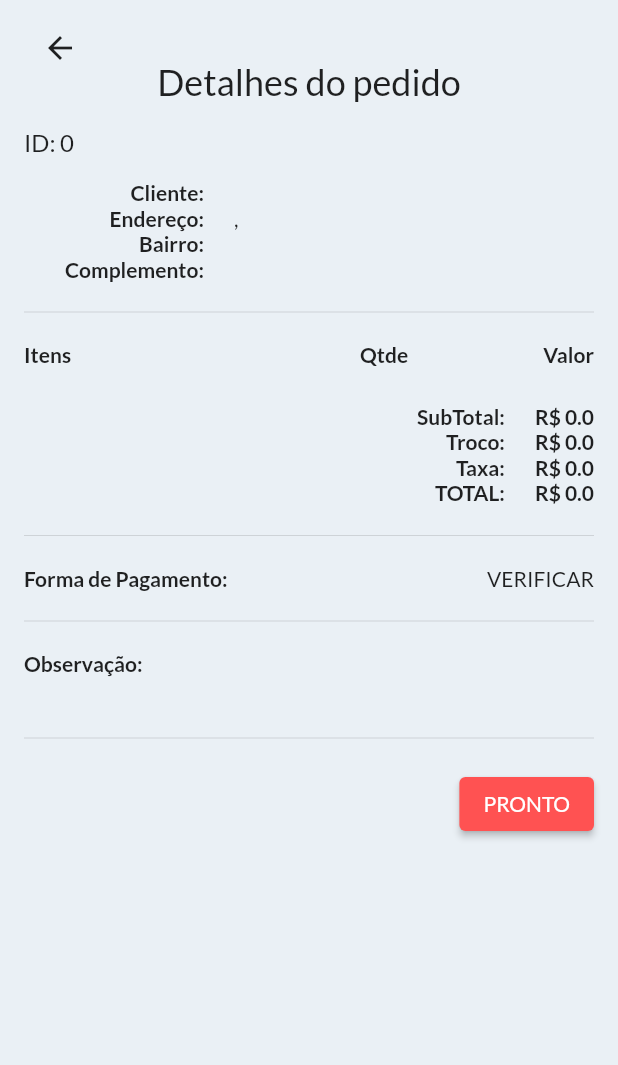
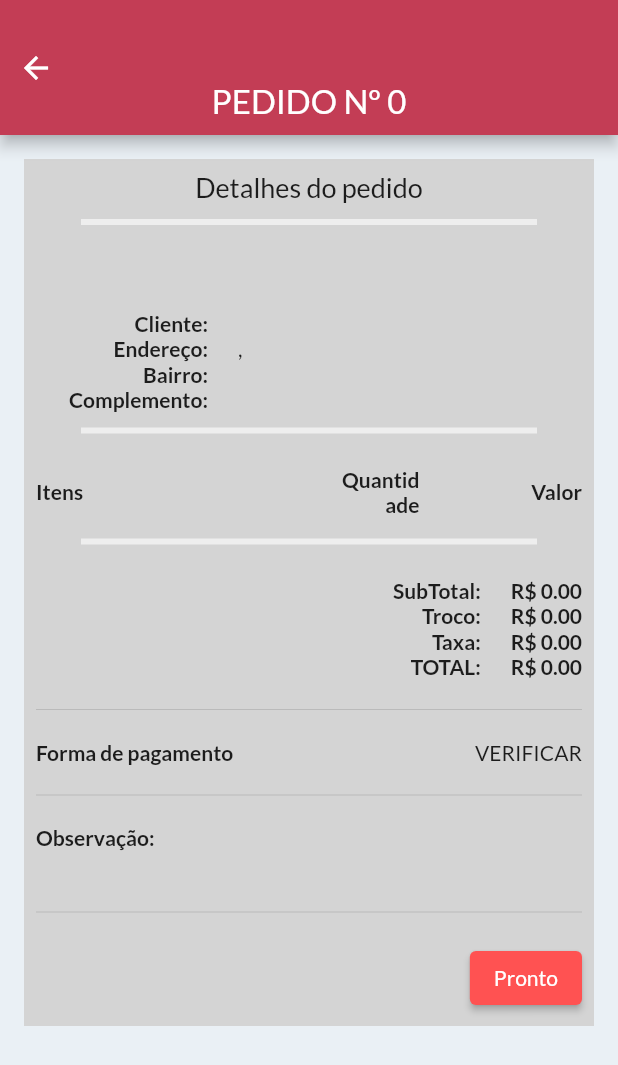
Before and after one commit to abnerdsilva/express-delivery, a Flutter app: the OrderDetailsPage screen opened directly with empty values, on a phone screen of 412 x 824 dp. Shown: the top 1065 px of the screen. Run offline on Flutter 3.47's test engine with Material 2 defaults, Android fonts, the phone set to English and light mode, and no system bars; our stand-ins replace get, google_fonts, shared_preferences; accounts and stored records are empty; network calls fail.

Commit message:
add internacionalização do app em pt e en

```diff
--- a/lib/config/routes.dart
+++ b/lib/config/routes.dart
@@ -20,7 +20,7 @@ class RoutesConfig {
     ),
     GetPage(
       name: HomePage.route,
-      page: () => HomePage(),
+      page: () => const HomePage(),
       binding: HomeBinding(),
     ),
     GetPage(
--- /dev/null
+++ b/lib/l10n/intl_pt.arb
@@ -0,0 +1,31 @@
+{
+    "@@locale": "pt",
+    "title": "ExpressDelivery",
+    "statusOpened": "Aberto",
+    "statusClosed": "Fechado",
+    "message": "Mensagem",
+    "username": "Usuário",
+    "password": "Senha",
+    "noOrders": "Nenhum pedido lançado",
+    "forgotPassword": "esqueceu a senha?",
+    "orderInProgress": "PREPARANDO PEDIDO",
+    "orderConcluded": "PEDIDO FINALIZADO",
+    "orderCancelled": "PEDIDO CANCELADO",
+    "orderWaiting": "AGUARDANDO CONFIRMAÇÃO",
+    "order": "PEDIDO",
+    "orderID": "Nº",
+    "orderDetails": "Detalhes do pedido",
+    "clientName": "Cliente",
+    "clientAddress": "Endereço",
+    "clientNeighborhood": "Bairro",
+    "clientComplement": "Complemento",
+    "items": "Itens",
+    "quantity": "Quantidade",
+    "price": "Valor",
+    "priceCode": "R$",
+    "priceExchange": "1.0",
+    "paymentForm": "Forma de pagamento",
+    "observation": "Observação",
+    "ready": "Pronto",
+    "login": "Entrar"
+}
--- a/lib/pages/order_details/order_details_page.dart
+++ b/lib/pages/order_details/order_details_page.dart
@@ -1,3 +1,5 @@
+import 'package:express_delivery/config/theme_config.dart';
+import 'package:express_delivery/generated/l10n.dart';
 import 'package:express_delivery/pages/order_details/order_details_controller.dart';
 import 'package:flutter/material.dart';
 import 'package:get/get.dart';
@@ -10,33 +12,60 @@ class OrderDetailsPage extends GetView<OrderDetailsController> {
   @override
   Widget build(BuildContext context) {
     return Scaffold(
-      body: SafeArea(
+      appBar: AppBar(
+        automaticallyImplyLeading: false,
+        flexibleSpace: SizedBox(
+          height: double.infinity,
+          child: Stack(
+            alignment: Alignment.bottomCenter,
+            children: [
+              const Align(
+                alignment: Alignment.centerLeft,
+                child: BackButton(color: Colors.white),
+              ),
+              Padding(
+                padding: const EdgeInsets.only(bottom: 10),
+                child: Obx(
+                  () => Text(
+                    '${S().order} ${S().orderID} ${controller.order.value.codPedido}',
+                    style: const TextStyle(
+                      fontSize: 22,
+                      color: ThemeConfig.kTextThirdColor,
+                    ),
+                  ),
+                ),
+              ),
+            ],
+          ),
+        ),
+        toolbarHeight: 90,
+      ),
+      body: SingleChildScrollView(
+        child: SafeArea(
           child: Container(
-          margin: const EdgeInsets.symmetric(horizontal: 16, vertical: 8),
-          child: Stack(
-            children: [
-              const BackButton(),
-              Obx(
+            color: ThemeConfig.kThirdSecondaryColor,
+            margin: const EdgeInsets.symmetric(horizontal: 16, vertical: 16),
+            padding: const EdgeInsets.all(8.0),
+            child: Obx(
               () => Column(
                 children: [
-                    const SizedBox(height: 32),
-                    Stack(
-                      children: const [],
+                  Center(
+                    child: Text(
+                      S().orderDetails,
+                      style: const TextStyle(fontSize: 18),
                     ),
-                    const Center(
-                      child: Text(
-                        'Detalhes do pedido',
-                        style: TextStyle(fontSize: 24),
                   ),
+                  const SizedBox(height: 4),
+                  const Divider(
+                    color: Colors.white60,
+                    thickness: 4,
+                    indent: 30,
+                    endIndent: 30,
                   ),
                   const SizedBox(height: 16),
                   Row(
                     mainAxisAlignment: MainAxisAlignment.spaceBetween,
                     children: [
-                        Text(
-                          'ID: ${controller.order.value.codPedido}',
-                          style: const TextStyle(fontSize: 16),
-                        ),
                       Text(
                         controller.order.value.dataPedido.toString(),
                         style: const TextStyle(fontSize: 16),
@@ -54,9 +83,9 @@ class OrderDetailsPage extends GetView<OrderDetailsController> {
                         flex: 2,
                         child: Container(
                           alignment: Alignment.centerRight,
-                            child: const Text(
-                              'Cliente:',
-                              style: TextStyle(
+                          child: Text(
+                            '${S().clientName}:',
+                            style: const TextStyle(
                               fontWeight: FontWeight.bold,
                             ),
                           ),
@@ -75,9 +104,9 @@ class OrderDetailsPage extends GetView<OrderDetailsController> {
                         flex: 2,
                         child: Container(
                           alignment: Alignment.centerRight,
-                            child: const Text(
-                              'Endereço:',
-                              style: TextStyle(
+                          child: Text(
+                            '${S().clientAddress}:',
+                            style: const TextStyle(
                               fontWeight: FontWeight.bold,
                             ),
                           ),
@@ -86,7 +115,8 @@ class OrderDetailsPage extends GetView<OrderDetailsController> {
                       const SizedBox(width: 20),
                       Expanded(
                         flex: 4,
-                          child: Text('${controller.order.value.client?.address ?? ''}, ${controller.order.value.client?.addressNumber ?? ''}'),
+                        child: Text(
+                            '${controller.order.value.client?.address ?? ''}, ${controller.order.value.client?.addressNumber ?? ''}'),
                       ),
                     ],
                   ),
@@ -96,9 +126,9 @@ class OrderDetailsPage extends GetView<OrderDetailsController> {
                         flex: 2,
                         child: Container(
                           alignment: Alignment.centerRight,
-                            child: const Text(
-                              'Bairro:',
-                              style: TextStyle(
+                          child: Text(
+                            '${S().clientNeighborhood}:',
+                            style: const TextStyle(
                               fontWeight: FontWeight.bold,
                             ),
                           ),
@@ -107,7 +137,8 @@ class OrderDetailsPage extends GetView<OrderDetailsController> {
                       const SizedBox(width: 20),
                       Expanded(
                         flex: 4,
-                          child: Text(controller.order.value.client?.neighborhood ?? ''),
+                        child: Text(
+                            controller.order.value.client?.neighborhood ?? ''),
                       ),
                     ],
                   ),
@@ -117,9 +148,9 @@ class OrderDetailsPage extends GetView<OrderDetailsController> {
                         flex: 2,
                         child: Container(
                           alignment: Alignment.centerRight,
-                            child: const Text(
-                              'Complemento:',
-                              style: TextStyle(
+                          child: Text(
+                            '${S().clientComplement}:',
+                            style: const TextStyle(
                               fontWeight: FontWeight.bold,
                             ),
                           ),
@@ -128,30 +159,37 @@ class OrderDetailsPage extends GetView<OrderDetailsController> {
                       const SizedBox(width: 20),
                       Expanded(
                         flex: 4,
-                          child: Text(controller.order.value.client?.complement ?? ''),
+                        child: Text(
+                            controller.order.value.client?.complement ?? ''),
                       ),
                     ],
                   ),
-                    const SizedBox(height: 12),
-                    const Divider(),
-                    const SizedBox(height: 12),
+                  const SizedBox(height: 4),
+                  const Divider(
+                    color: Colors.white60,
+                    thickness: 4,
+                    indent: 30,
+                    endIndent: 30,
+                  ),
+                  const SizedBox(height: 16),
                   Row(
                     children: [
-                        const Expanded(
+                      Expanded(
                         flex: 6,
                         child: Text(
-                            'Itens',
-                            style: TextStyle(
+                          S().items,
+                          style: const TextStyle(
                             fontWeight: FontWeight.bold,
                           ),
                         ),
                       ),
                       const SizedBox(width: 20),
-                        const Expanded(
-                          flex: 1,
+                      Expanded(
+                        flex: 2,
                         child: Text(
-                            'Qtde',
-                            style: TextStyle(
+                          S().quantity,
+                          textAlign: TextAlign.end,
+                          style: const TextStyle(
                             fontWeight: FontWeight.bold,
                           ),
                         ),
@@ -161,9 +199,9 @@ class OrderDetailsPage extends GetView<OrderDetailsController> {
                         flex: 3,
                         child: Container(
                           alignment: Alignment.centerRight,
-                            child: const Text(
-                              'Valor',
-                              style: TextStyle(
+                          child: Text(
+                            S().price,
+                            style: const TextStyle(
                               fontWeight: FontWeight.bold,
                             ),
                           ),
@@ -178,6 +216,7 @@ class OrderDetailsPage extends GetView<OrderDetailsController> {
                     itemCount: controller.order.value.itens?.length ?? 0,
                     itemBuilder: (context, index) {
                       final product = controller.order.value.itens?[index];
+                      if (product == null) return Container();
 
                       return Padding(
                         padding: const EdgeInsets.all(2.0),
@@ -185,7 +224,7 @@ class OrderDetailsPage extends GetView<OrderDetailsController> {
                           children: [
                             Expanded(
                               flex: 6,
-                                child: Text(product?.name ?? ''),
+                              child: Text(product.name),
                             ),
                             const SizedBox(width: 20),
                             Expanded(
@@ -193,7 +232,8 @@ class OrderDetailsPage extends GetView<OrderDetailsController> {
                               child: Container(
                                   alignment: Alignment.centerRight,
                                   child: Text(
-                                      product?.quantity.toString() ?? '',
+                                    product.quantity.toString(),
+                                    textAlign: TextAlign.end,
                                   )),
                             ),
                             const SizedBox(width: 20),
@@ -201,7 +241,9 @@ class OrderDetailsPage extends GetView<OrderDetailsController> {
                               flex: 3,
                               child: Container(
                                 alignment: Alignment.centerRight,
-                                  child: Text('R\$ ${product?.totalValue.toStringAsFixed(2)}'),
+                                child: Text(
+                                  '${S().priceCode} ${(product.totalValue / double.parse(S().priceExchange)).toStringAsFixed(2)}',
+                                ),
                               ),
                             ),
                           ],
@@ -209,7 +251,14 @@ class OrderDetailsPage extends GetView<OrderDetailsController> {
                       );
                     },
                   ),
-                    const SizedBox(height: 20),
+                  const SizedBox(height: 4),
+                  const Divider(
+                    color: Colors.white60,
+                    thickness: 4,
+                    indent: 30,
+                    endIndent: 30,
+                  ),
+                  const SizedBox(height: 16),
                   Row(
                     mainAxisAlignment: MainAxisAlignment.end,
                     children: [
@@ -221,7 +270,7 @@ class OrderDetailsPage extends GetView<OrderDetailsController> {
                       ),
                       const SizedBox(width: 20),
                       Text(
-                          'R\$ ${controller.order.value.vrTotal}',
+                        '${S().priceCode} ${(controller.order.value.vrTotal / double.parse(S().priceExchange)).toStringAsFixed(2)}',
                         style: const TextStyle(
                           fontWeight: FontWeight.bold,
                         ),
@@ -239,7 +288,7 @@ class OrderDetailsPage extends GetView<OrderDetailsController> {
                       ),
                       const SizedBox(width: 20),
                       Text(
-                          'R\$ ${controller.order.value.vrTotal}',
+                        '${S().priceCode} ${(controller.order.value.vrTotal / double.parse(S().priceExchange)).toStringAsFixed(2)}',
                         style: const TextStyle(
                           fontWeight: FontWeight.bold,
                         ),
@@ -257,7 +306,7 @@ class OrderDetailsPage extends GetView<OrderDetailsController> {
                       ),
                       const SizedBox(width: 20),
                       Text(
-                          'R\$ ${controller.order.value.vrTotal}',
+                        '${S().priceCode} ${(controller.order.value.vrAdicional / double.parse(S().priceExchange)).toStringAsFixed(2)}',
                         style: const TextStyle(
                           fontWeight: FontWeight.bold,
                         ),
@@ -275,7 +324,7 @@ class OrderDetailsPage extends GetView<OrderDetailsController> {
                       ),
                       const SizedBox(width: 20),
                       Text(
-                          'R\$ ${controller.order.value.vrTotal}',
+                        '${S().priceCode} ${(controller.order.value.vrTotal / double.parse(S().priceExchange)).toStringAsFixed(2)}',
                         style: const TextStyle(
                           fontWeight: FontWeight.bold,
                         ),
@@ -286,27 +335,27 @@ class OrderDetailsPage extends GetView<OrderDetailsController> {
                   const Divider(),
                   const SizedBox(height: 12),
                   Row(
-                      children: const [
+                    children: [
                       Expanded(
                         child: Text(
-                            'Forma de Pagamento:',
-                            style: TextStyle(
+                          S().paymentForm,
+                          style: const TextStyle(
                             fontWeight: FontWeight.bold,
                           ),
                         ),
                       ),
-                        SizedBox(width: 20),
-                        Text('VERIFICAR'),
+                      const SizedBox(width: 20),
+                      const Text('VERIFICAR'),
                     ],
                   ),
                   const SizedBox(height: 12),
                   const Divider(),
                   const SizedBox(height: 12),
-                    const Align(
+                  Align(
                     alignment: Alignment.centerLeft,
                     child: Text(
-                        'Observação:',
-                        style: TextStyle(
+                      '${S().observation}:',
+                      style: const TextStyle(
                         fontWeight: FontWeight.bold,
                       ),
                     ),
@@ -314,7 +363,7 @@ class OrderDetailsPage extends GetView<OrderDetailsController> {
                   Container(
                     margin: const EdgeInsets.only(top: 4),
                     alignment: Alignment.centerLeft,
-                      child: Text(controller.order.value.observacao ?? ''),
+                    child: Text(controller.order.value.observacao),
                   ),
                   const SizedBox(height: 12),
                   const Divider(),
@@ -324,18 +373,18 @@ class OrderDetailsPage extends GetView<OrderDetailsController> {
                     child: ElevatedButton(
                       onPressed: () {},
                       style: ButtonStyle(
-                          backgroundColor: MaterialStateColor.resolveWith((states) => Colors.redAccent),
+                        backgroundColor: MaterialStateColor.resolveWith(
+                            (states) => Colors.redAccent),
                       ),
-                        child: const Text('PRONTO'),
-                      ),
-                    ),
-                  ],
+                      child: Text(S().ready),
                     ),
                   ),
                 ],
               ),
             ),
           ),
+        ),
+      ),
     );
   }
 }
--- a/lib/shared/model/client.dart
+++ b/lib/shared/model/client.dart
@@ -39,10 +39,10 @@ class Client {
       id: map['codCliente']?.toInt() ?? 0,
       name: map['nome'] ?? '',
       address: map['logradouro'] ?? '',
-      addressNumber: map['numero'].toString() ?? '',
+      addressNumber: map['numero'].toString(),
       neighborhood: map['bairro'] ?? '',
       city: map['cidade'] ?? '',
-      postalCode: map['cep'].toString() ?? '',
+      postalCode: map['cep'].toString(),
       complement: map['observacao'] ?? '',
     );
   }
--- a/pubspec.yaml
+++ b/pubspec.yaml
@@ -12,13 +12,18 @@ dependencies:
   cupertino_icons: ^1.0.2
   get: ^4.6.5
   google_fonts: ^4.0.4
+  shared_preferences: ^2.1.1
 
 dev_dependencies:
   flutter_test:
     sdk: flutter
+  flutter_localization: ^0.1.11
   flutter_lints: ^2.0.0
 
 flutter:
   uses-material-design: true
   assets:
     - assets/images/
+
+flutter_intl:
+  enabled: true
```
Also changed, not shown: lib/app.dart (+14 -0 lines), lib/l10n/intl_en.arb (added, +31 -0 lines), lib/pages/home/components/orders_widget.dart (+15 -9 lines), lib/pages/home/home_controller.dart (+18 -6 lines), lib/pages/home/home_page.dart (+50 -21 lines), lib/pages/login/login_page.dart (+24 -9 lines), lib/pages/splash_screen/splash_screen_page.dart (+29 -2 lines), lib/shared/repositories/shared_preferences_repository.dart (added, +41 -0 lines), assets/images/iconsettings.png (added), lib/generated/intl/messages_all.dart (added), lib/generated/intl/messages_en.dart (added), lib/generated/intl/messages_pt.dart (added), lib/generated/l10n.dart (added), pubspec.lock, 1 other file. Lines whose indentation alone changed are shown as unchanged.
